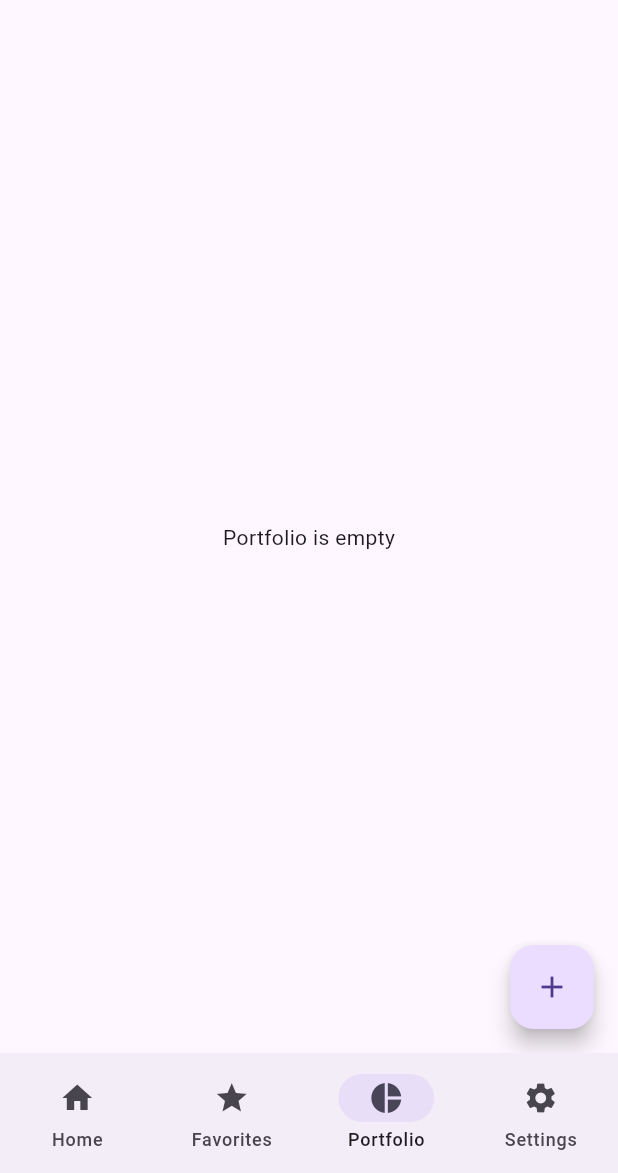
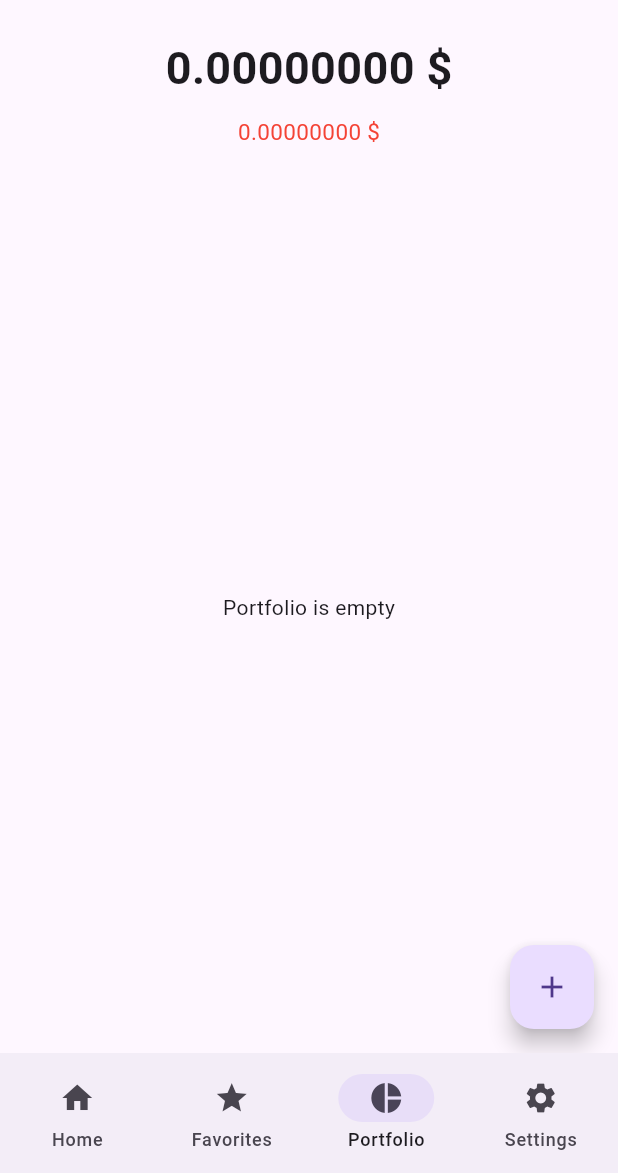
Before and after one commit to judemont/CryptoTracker, a Flutter app: the screen it shows after launch, item 3 of the bottom bar chosen, on a phone screen of 412 x 824 dp, the part 63-1236 px from its top. Run offline on Flutter 3.47's test engine with Material 3 defaults, Android fonts, the phone set to English and light mode, and no system bars; our stand-ins replace fl_chart, hive_flutter, sqflite, sqflite_common_ffi; accounts and stored records are empty; network calls fail.

Commit message:
Add total value and change display to portfolio screen

```diff
--- a/lib/screens/portfolio.dart
+++ b/lib/screens/portfolio.dart
@@ -1,6 +1,8 @@
 import 'package:cryptotracker/models/crypto.dart';
 import 'package:cryptotracker/services/coins_api.dart';
 import 'package:cryptotracker/services/database.dart';
+import 'package:cryptotracker/services/settingsDB.dart';
+import 'package:cryptotracker/utils.dart';
 import 'package:cryptotracker/widgets/new_portfolio_dialog.dart';
 import 'package:cryptotracker/widgets/portfolio_coins_list.dart';
 import 'package:flutter/material.dart';
@@ -16,6 +18,8 @@ class _PortfolioState extends State<Portfolio> {
   bool isLoading = false;
   bool loadingError = false;
   List<Crypto> listings = [];
+  double totalValue = 0;
+  double totalChange = 0;
 
   Future<void> loadListings() async {
     setState(() {
@@ -30,6 +34,11 @@ class _PortfolioState extends State<Portfolio> {
         Crypto? value = await getCoinData(portfolio[i].id!);
         if (value != null) {
           value.amount = portfolio[i].amount;
+          setState(() {
+            totalValue += (value.price ?? 0) * (value.amount ?? 0);
+            totalChange +=
+                (value.priceChangePercentageDay ?? 0) * (value.amount ?? 0);
+          });
           cryptoLists.add(value);
         }
       }
@@ -70,6 +79,21 @@ class _PortfolioState extends State<Portfolio> {
       ),
       body: Column(
         children: [
+          const SizedBox(height: 10),
+          Text(
+            formatePrice(
+                totalValue, SettingsDb.getValue("settings", "currencySymbol")),
+            style: TextStyle(fontSize: 30, fontWeight: FontWeight.bold),
+          ),
+          const SizedBox(height: 10),
+          Text(
+            formatePrice(
+                totalChange, SettingsDb.getValue("settings", "currencySymbol")),
+            style: TextStyle(
+                fontSize: 15,
+                color: totalChange > 0 ? Colors.green : Colors.red),
+          ),
+          const SizedBox(height: 10),
           Expanded(
               child: RefreshIndicator(
                   color: Theme.of(context).colorScheme.primary,
```
